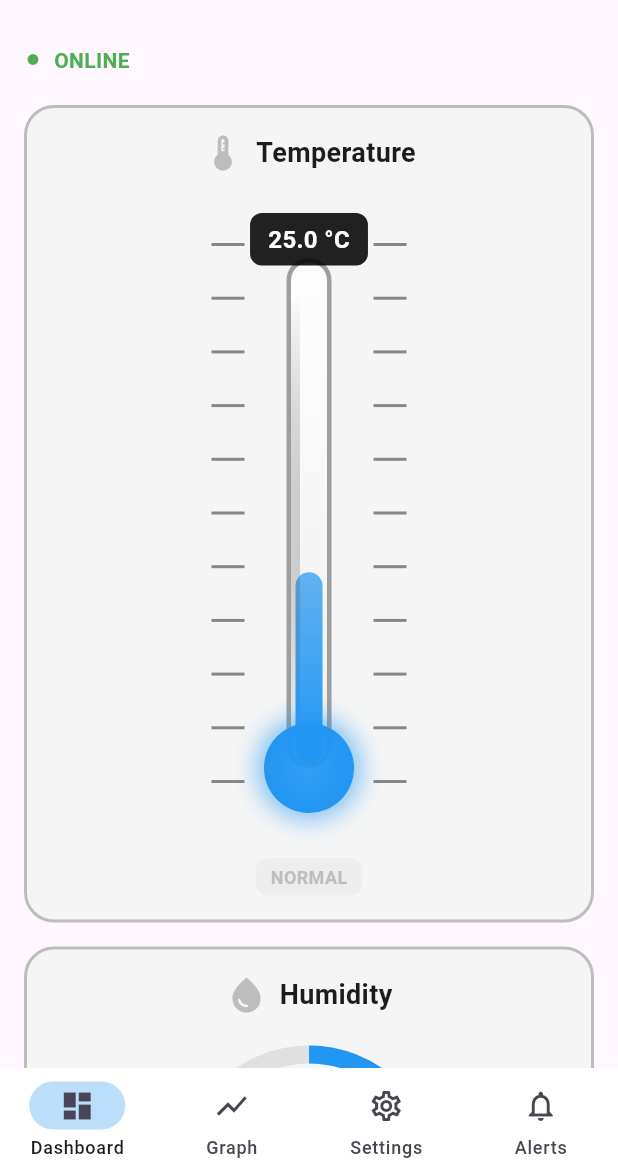
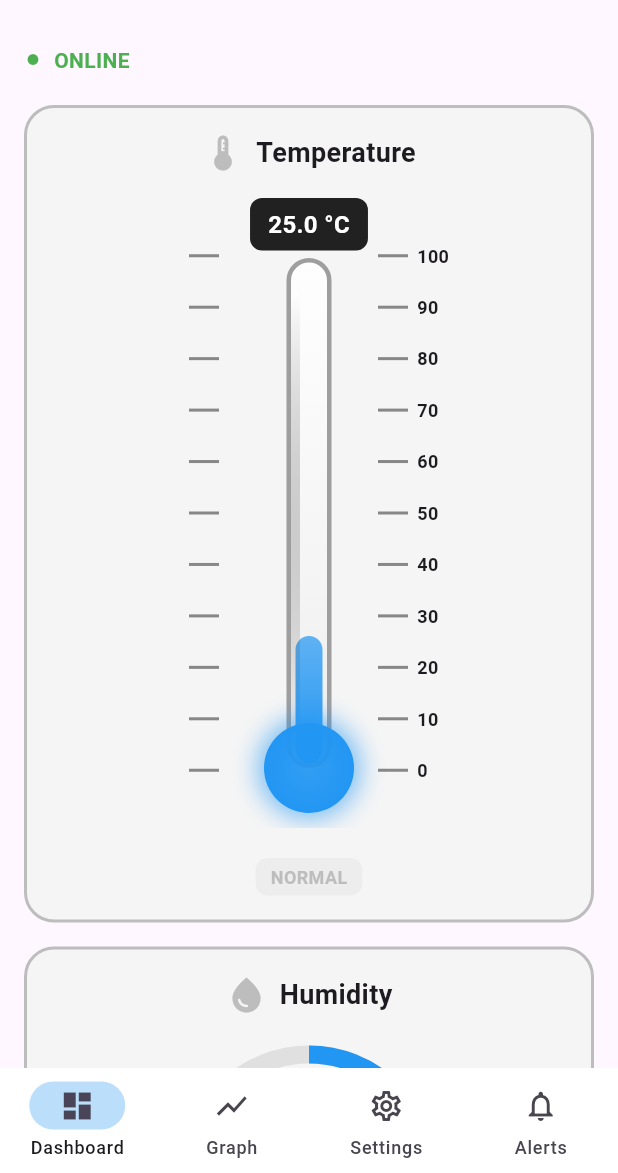
Before and after one commit to SaiMehtre/temp-humidity-monitor, a Flutter app: the screen it shows after launch, on a phone screen of 412 x 824 dp, the part 63-1236 px from its top. Run offline on Flutter 3.47's test engine with Material 3 defaults, Android fonts, the phone set to English and light mode, and no system bars; our stand-ins replace audioplayers, csv, fl_chart, flutter_local_notifications, flutter_riverpod, hive and 1 more; missing offline and left inert: excel; accounts and stored records are empty.

Commit message:
Fix thermometer scale alignment and center tube with scale marks

```diff
--- a/lib/presentation/screens/graph_screen.dart
+++ b/lib/presentation/screens/graph_screen.dart
@@ -76,7 +76,7 @@
                       child: InteractiveViewer(
                         minScale: 0.5,
                         maxScale: 3,
-                        child: const CombinedBarChart(),
+                        child: const ScrollableBarChart(),
                       ),
                     ),
                   ),
--- a/lib/presentation/widgets/thermometer_tube.dart
+++ b/lib/presentation/widgets/thermometer_tube.dart
@@ -11,8 +11,20 @@ class IndustrialThermometer extends StatelessWidget {
     required this.alertType,
   });
 
+  // double normalize() {
+  //   const min = -20;
+  //   const max = 100;
+
+  //   double value = (temperature - min) / (max - min);
+
+  //   if (value < 0) value = 0;
+  //   if (value > 1) value = 1;
+
+  //   return value;
+  // }
+
   double normalize() {
-    const min = -20;
+  const min = 0;
   const max = 100;
 
   double value = (temperature - min) / (max - min);
@@ -40,34 +52,70 @@ class IndustrialThermometer extends StatelessWidget {
     final mercuryColor = getColor();
 
     return SizedBox(
-      width: 130,
+      width: 190,
       height: 420,
       child: Stack(
         alignment: Alignment.center,
         children: [
 
           /// SCALE MARKS
-          Positioned.fill(
-            child: Padding(
-              padding: const EdgeInsets.symmetric(vertical: 30),
+          /// SCALE MARKS + NUMBERS
+          /// SCALE MARKS + NUMBERS (RIGHT SIDE)
+          /// SCALE MARKS + NUMBERS (CENTERED WITH TUBE)
+Positioned(
+  left: 15,
+  top: 30,
+  bottom: 30,
+  child: SizedBox(
+    width: 180, // full thermometer width
     child: Column(
       mainAxisAlignment: MainAxisAlignment.spaceBetween,
-                children: List.generate(
-                  11,
-                  (i) => Row(
+      children: List.generate(11, (i) {
+        int value = (10 - i) * 10;
+
+        return Row(
           mainAxisAlignment: MainAxisAlignment.spaceBetween,
           children: [
-                      Container(width: 22, height: 2, color: Colors.black45),
-                      Container(width: 22, height: 2, color: Colors.black45),
-                    ],
+            /// LEFT TICK
+            Container(
+              width: 20,
+              height: 2,
+              color: Colors.black45,
+            ),
+
+            /// GAP FOR TUBE CENTER
+            SizedBox(width: 70),
+
+            /// RIGHT SIDE (tick + number)
+            Row(
+              children: [
+                Container(
+                  width: 20,
+                  height: 2,
+                  color: Colors.black45,
+                ),
+                const SizedBox(width: 6),
+                SizedBox(
+                  width: 28,
+                  child: Text(
+                    "$value",
+                    style: const TextStyle(
+                      fontSize: 12,
+                      fontWeight: FontWeight.bold,
                     ),
                   ),
                 ),
+              ],
+            ),
+          ],
+        );
+      }),
     ),
   ),
-
+),
           /// GLASS TUBE
-          Container(
+           Center(
+  child: Container(
     width: 30,
     height: 340,
               decoration: BoxDecoration(
@@ -127,6 +175,7 @@ class IndustrialThermometer extends StatelessWidget {
               ],
             ),
           ),
+           ),
 
           /// BULB
           Positioned(
@@ -155,7 +204,7 @@ class IndustrialThermometer extends StatelessWidget {
 
           /// TEMPERATURE TEXT
           Positioned(
-            top: 10,
+            top: 0,
             child: Container(
               padding: const EdgeInsets.symmetric(
                 horizontal: 12,
```
Also changed, not shown: lib/presentation/widgets/combined_chart.dart (+17 -7 lines). Lines whose indentation alone changed are shown as unchanged.
